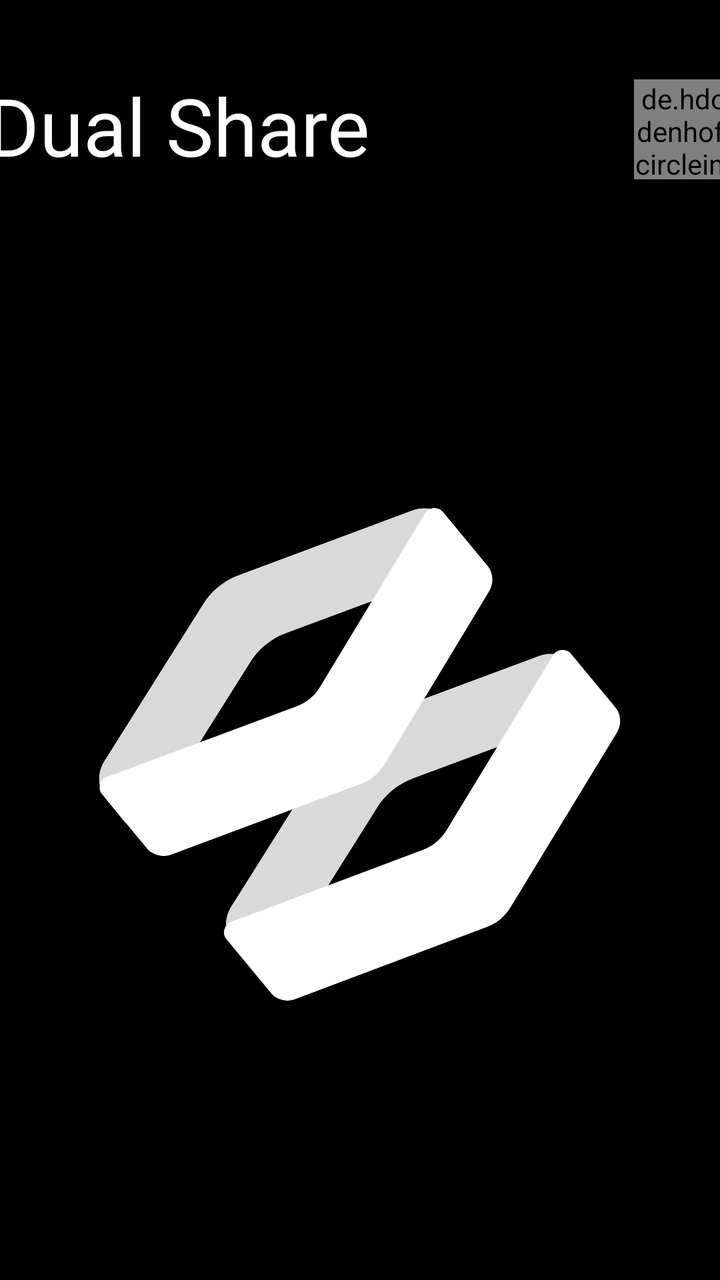
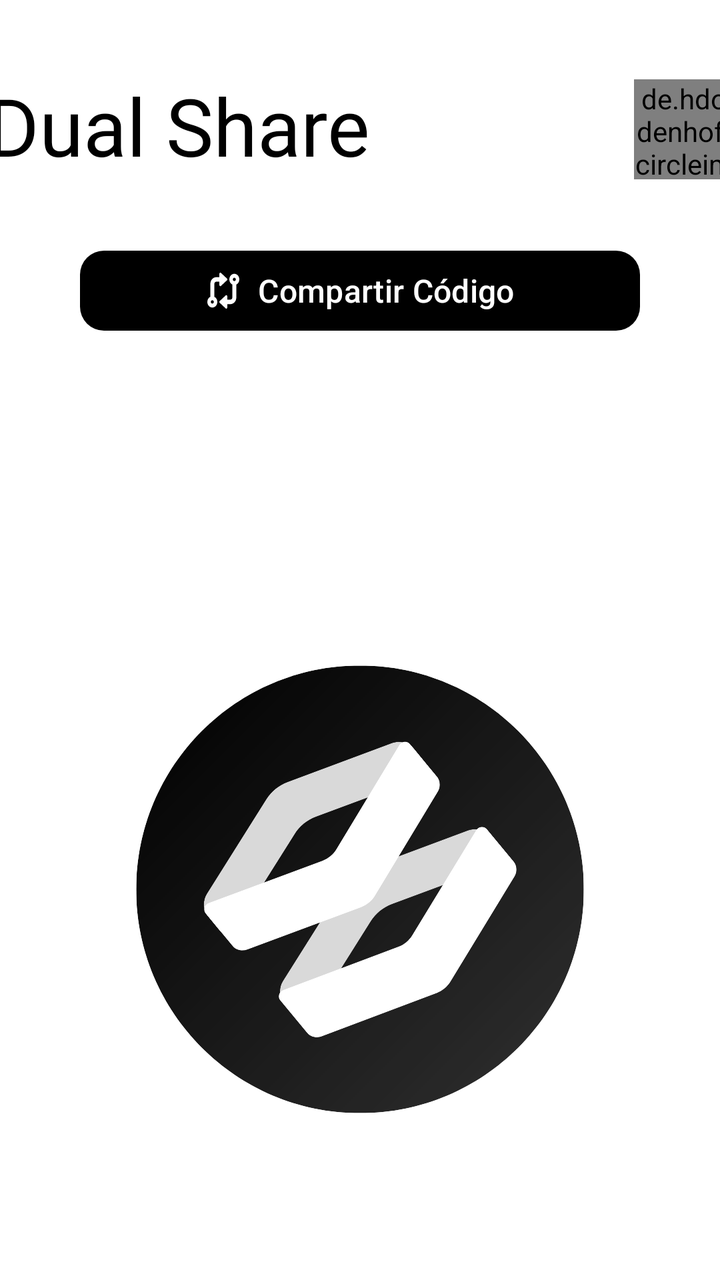

Before-and-after screenshots of an Android layout around one commit, followed by the original layout XML and the change that was made.
<!-- AndroidManifest.xml: application theme Theme.DualShare -->
<!-- res/layout/fragment_create.xml -->
<?xml version="1.0" encoding="utf-8"?>
<androidx.constraintlayout.widget.ConstraintLayout xmlns:android="http://schemas.android.com/apk/res/android"
    xmlns:app="http://schemas.android.com/apk/res-auto"
    xmlns:tools="http://schemas.android.com/tools"
    android:layout_width="match_parent"
    android:layout_height="match_parent"
    android:background="@color/black">

    <TextView
        android:id="@+id/textView"
        android:layout_width="wrap_content"
        android:layout_height="wrap_content"
        android:layout_marginTop="36dp"
        android:layout_marginEnd="120dp"
        android:fontFamily="@font/stack_sans_notch_medium"
        android:text="Dual Share"
        android:textColor="@color/white"
        android:textSize="40sp"
        app:layout_constraintEnd_toStartOf="@id/imgProfile"
        app:layout_constraintHorizontal_chainStyle="packed"
        app:layout_constraintStart_toStartOf="parent"
        app:layout_constraintTop_toTopOf="parent"
        tools:ignore="HardcodedText" />

    <de.hdodenhof.circleimageview.CircleImageView
        android:id="@+id/imgProfile"
        android:layout_width="50dp"
        android:layout_height="50dp"
        android:layout_marginStart="12dp"
        android:layout_marginTop="4dp"
        android:scaleType="centerCrop"
        android:src="@drawable/dog"
        app:civ_border_color="@color/white"
        app:civ_border_width="3dp"
        app:layout_constraintBottom_toBottomOf="@id/textView"
        app:layout_constraintEnd_toEndOf="parent"
        app:layout_constraintStart_toEndOf="@id/textView"
        app:layout_constraintTop_toTopOf="@id/textView" />

    <ImageButton
        android:id="@+id/imageButtonDual"
        android:layout_width="350dp"
        android:layout_height="371dp"
        android:layout_marginStart="30dp"
        android:layout_marginTop="227dp"
        android:background="@android:color/transparent"
        android:layout_marginEnd="31dp"
        android:layout_marginBottom="203dp"
        app:layout_constraintBottom_toBottomOf="parent"
        app:layout_constraintEnd_toEndOf="parent"
        app:layout_constraintStart_toStartOf="parent"
        app:layout_constraintTop_toBottomOf="@+id/imgProfile"
        app:srcCompat="@drawable/icon_principal" />


</androidx.constraintlayout.widget.ConstraintLayout>
<!-- resources referenced by this layout -->
<resources>
  <color name="black">
          #FF000000
      </color>
  <color name="white">
          #FFFFFFFF
      </color>
  <!-- drawable dog: jpg bitmap (drawable, 80164 bytes) -->
  <!-- drawable icon_principal: vector/xml drawable (drawable, 8086 chars, omitted) -->
  <style name="Theme.DualShare" parent="Theme.Material3.Light.NoActionBar">
  
          <item name="android:windowIsTranslucent">true</item>
          
          
          <item name="colorPrimary">@color/bright_sky_blue</item>
          <item name="colorOnPrimary">@color/white</item>
          <item name="colorPrimaryContainer">@color/bright_sky_blue</item>
  
          
          <item name="colorSecondary">@color/teal_200</item>
          <item name="colorOnSecondary">@color/black</item>
  
          
          <item name="colorSurface">@color/white</item>
          <item name="colorSurfaceVariant">@color/ultra_ligth_gray</item>
          <item name="colorOnSurface">@color/black</item>
          <item name="colorSurfaceContainer">@color/white</item>
          <item name="colorSurfaceContainerHigh">@color/white</item>
  
          
          <item name="android:statusBarColor">@color/white</item>
          <item name="android:windowLightStatusBar">true</item>
  
          <item name="android:navigationBarColor">@color/white</item>
          <item name="android:windowLightNavigationBar">true</item>
  
          
          <item name="android:windowBackground">@color/white</item>
  
          
          <item name="colorOutline">@color/light_gray</item>
          <item name="android:shadowColor">@color/light_gray</item>
  
      </style>
  <color name="bright_sky_blue">
          #17BEEC
      </color>
  <color name="teal_200">
          #FF03DAC5
      </color>
  <color name="ultra_ligth_gray">
          #FAFAFA
      </color>
  <color name="light_gray">
          #F2F2F2
      </color>
</resources>

<!-- the commit's change to res/layout/fragment_create.xml (unified diff, before → after) -->
@@ -4,7 +4,7 @@
     xmlns:tools="http://schemas.android.com/tools"
     android:layout_width="match_parent"
     android:layout_height="match_parent"
-    android:background="@color/black">
+    android:background="@color/white">
 
     <TextView
         android:id="@+id/textView"
@@ -14,7 +14,7 @@
         android:layout_marginEnd="120dp"
         android:fontFamily="@font/stack_sans_notch_medium"
         android:text="Dual Share"
-        android:textColor="@color/white"
+        android:textColor="@color/black"
         android:textSize="40sp"
         app:layout_constraintEnd_toStartOf="@id/imgProfile"
         app:layout_constraintHorizontal_chainStyle="packed"
@@ -37,20 +37,50 @@
         app:layout_constraintStart_toEndOf="@id/textView"
         app:layout_constraintTop_toTopOf="@id/textView" />
 
-    <ImageButton
-        android:id="@+id/imageButtonDual"
-        android:layout_width="350dp"
-        android:layout_height="371dp"
-        android:layout_marginStart="30dp"
-        android:layout_marginTop="227dp"
-        android:background="@android:color/transparent"
-        android:layout_marginEnd="31dp"
-        android:layout_marginBottom="203dp"
-        app:layout_constraintBottom_toBottomOf="parent"
+    <com.google.android.material.button.MaterialButton
+        android:id="@+id/btnShareCode"
+        android:layout_width="0dp"
+        android:layout_height="wrap_content"
+        android:layout_marginStart="40dp"
+        android:layout_marginTop="32dp"
+        android:layout_marginEnd="40dp"
+        android:text="Compartir Código"
+        android:textSize="16sp"
+        app:backgroundTint="@color/black"
+        app:cornerRadius="12dp"
+        app:icon="@drawable/code_branch"
+        app:iconGravity="textStart"
+        app:iconTint="@color/white"
         app:layout_constraintEnd_toEndOf="parent"
         app:layout_constraintStart_toStartOf="parent"
-        app:layout_constraintTop_toBottomOf="@+id/imgProfile"
-        app:srcCompat="@drawable/icon_principal" />
+        app:layout_constraintTop_toBottomOf="@+id/textView" />
+
+    <FrameLayout
+        android:id="@+id/containerPulse"
+        android:layout_width="350dp"
+        android:layout_height="350dp"
+        android:layout_marginTop="180dp"
+        app:layout_constraintEnd_toEndOf="parent"
+        app:layout_constraintStart_toStartOf="parent"
+        app:layout_constraintTop_toBottomOf="@id/imgProfile">
+
+        <View
+            android:id="@+id/pulseView"
+            android:layout_width="200dp"
+            android:layout_height="200dp"
+            android:layout_gravity="center"
+            android:background="@drawable/pulse_circle" />
+
+        <ImageButton
+            android:id="@+id/imageButtonDual"
+            android:layout_width="300dp"
+            android:layout_height="300dp"
+            android:layout_gravity="center"
+            android:background="@android:color/transparent"
+            android:scaleType="fitCenter"
+            app:srcCompat="@drawable/icon_background_black" />
+
+    </FrameLayout>
 
 
 </androidx.constraintlayout.widget.ConstraintLayout>
<!-- resource entries referenced after the edit -->
@@ -6,16 +6,33 @@
   <color name="white">
           #FFFFFFFF
       </color>
+  <!-- drawable code_branch (drawable) -->
+  <vector xmlns:android="http://schemas.android.com/apk/res/android"
+      android:width="576dp"
+      android:height="512dp"
+      android:viewportWidth="576"
+      android:viewportHeight="512">
+    <path
+        android:fillColor="#FF000000"
+        android:pathData="M352,96c0,-4.75 -2.11,-9.25 -5.75,-12.28l-96,-80C245.5,-0.31 238.8,-1.09 233.2,1.5C227.6,4.16 224,9.78 224,16V64H176c-52.94,0 -96,43.06 -96,96v182.8C51.77,355.1 32,383.2 32,416c0,44.18 35.82,80 80,80C156.2,496 192,460.2 192,416c0,-32.79 -19.77,-60.89 -48,-73.25V160c0,-17.66 14.36,-32 32,-32H224v48c0,6.22 3.59,11.84 9.22,14.5C235.4,191.5 237.7,192 240,192c3.67,0 7.31,-1.25 10.25,-3.72l96,-80C349.9,105.3 352,100.8 352,96zM112,440c-13.23,0 -24,-10.77 -24,-24s10.77,-24 24,-24c13.23,0 24,10.77 24,24S125.2,440 112,440zM464,16C419.8,16 384,51.82 384,96c0,32.79 19.77,60.89 48,73.25V352c0,17.66 -14.36,32 -32,32H352v-48c0,-6.22 -3.59,-11.84 -9.22,-14.5c-5.58,-2.56 -12.23,-1.81 -17.03,2.22l-96,80C226.1,406.8 224,411.3 224,416s2.11,9.25 5.75,12.28l96,80C328.7,510.8 332.3,512 336,512c2.3,0 4.63,-0.5 6.78,-1.5C348.4,507.8 352,502.2 352,496V448h48c52.94,0 96,-43.06 96,-96V169.2C524.2,156.9 544,128.8 544,96C544,51.82 508.2,16 464,16zM464,120c-13.23,0 -24,-10.77 -24,-24s10.77,-24 24,-24c13.23,0 24,10.77 24,24S477.2,120 464,120z"/>
+  </vector>
   <!-- drawable dog: jpg bitmap (drawable, 80164 bytes) -->
-  <!-- drawable icon_principal: vector/xml drawable (drawable, 8086 chars, omitted) -->
+  <!-- drawable icon_background_black: vector/xml drawable (drawable, 14388 chars, omitted) -->
+  <!-- drawable pulse_circle (drawable) -->
+  <?xml version="1.0" encoding="utf-8"?>
+  <shape xmlns:android="http://schemas.android.com/apk/res/android"
+      android:shape="oval">
+      <size android:width="200dp" android:height="200dp"/>
+      <solid android:color="#33000000"/> 
+  </shape>
   <style name="Theme.DualShare" parent="Theme.Material3.Light.NoActionBar">
   
           <item name="android:windowIsTranslucent">true</item>
+  
           
-          
-          <item name="colorPrimary">@color/bright_sky_blue</item>
+          <item name="colorPrimary">@color/black</item>
           <item name="colorOnPrimary">@color/white</item>
-          <item name="colorPrimaryContainer">@color/bright_sky_blue</item>
+          <item name="colorPrimaryContainer">@color/white</item>
   
           
           <item name="colorSecondary">@color/teal_200</item>
@@ -33,7 +50,6 @@
           <item name="android:windowLightStatusBar">true</item>
   
           <item name="android:navigationBarColor">@color/white</item>
-          <item name="android:windowLightNavigationBar">true</item>
   
           
           <item name="android:windowBackground">@color/white</item>
@@ -43,9 +59,6 @@
           <item name="android:shadowColor">@color/light_gray</item>
   
       </style>
-  <color name="bright_sky_blue">
-          #17BEEC
-      </color>
   <color name="teal_200">
           #FF03DAC5
       </color>
